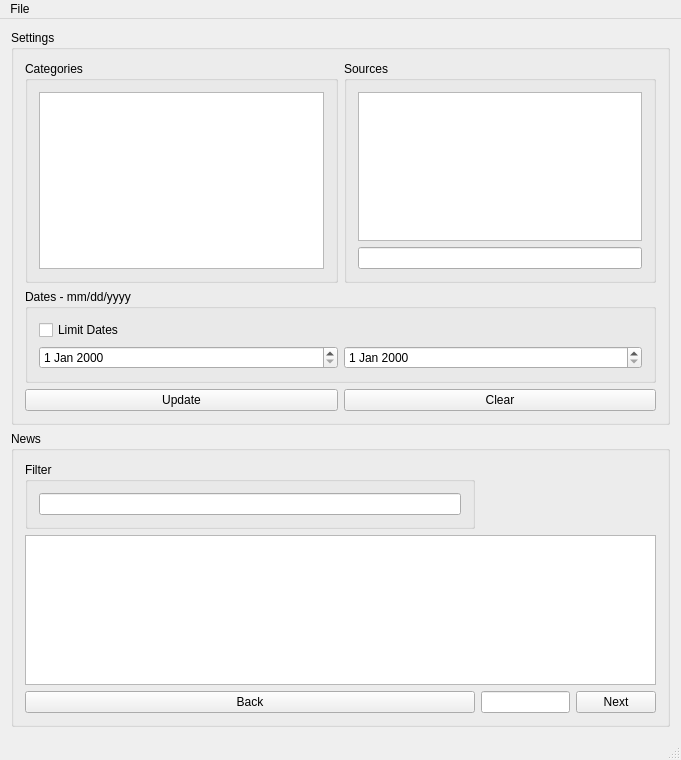
First picture: the form in NewsGUI/mainwindow.ui, repository bitamins/cs411-T4, before the edit.
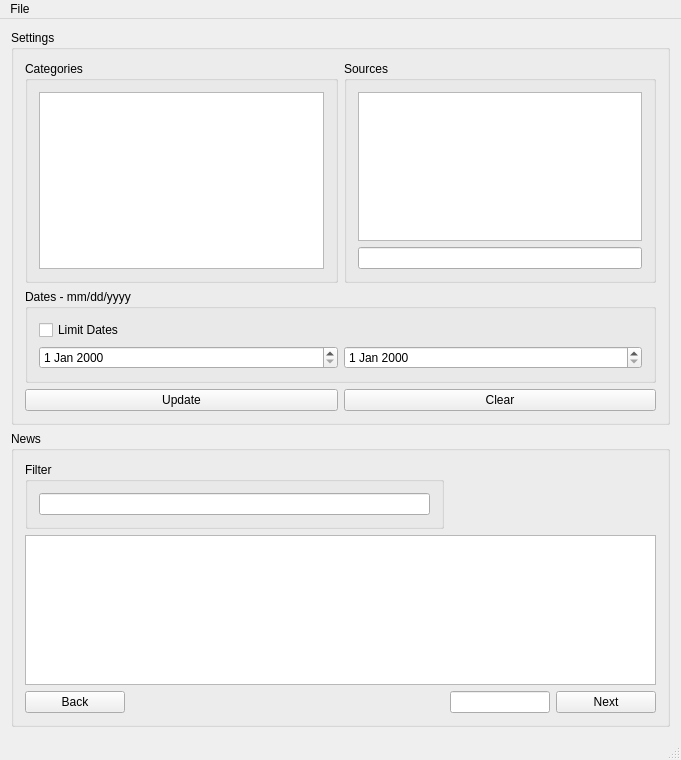
Second picture: the form after the edit.

Commit message: Finish Page change feature

What changed in the file:
```diff
--- a/NewsGUI/mainwindow.ui
+++ b/NewsGUI/mainwindow.ui
@@ -115,13 +115,13 @@
         <widget class="QPushButton" name="GoBack">
          <property name="minimumSize">
           <size>
-           <width>450</width>
+           <width>100</width>
            <height>0</height>
           </size>
          </property>
          <property name="maximumSize">
           <size>
-           <width>450</width>
+           <width>100</width>
            <height>100</height>
           </size>
          </property>
@@ -132,9 +132,15 @@
        </item>
        <item row="2" column="2">
         <widget class="QPushButton" name="NextPage">
-         <property name="maximumSize">
+         <property name="minimumSize">
           <size>
            <width>100</width>
+           <height>0</height>
+          </size>
+         </property>
+         <property name="maximumSize">
+          <size>
+           <width>71</width>
            <height>42</height>
           </size>
          </property>
@@ -143,8 +149,21 @@
          </property>
         </widget>
        </item>
-       <item row="2" column="1">
-        <widget class="QLineEdit" name="pageNum"/>
+       <item row="2" column="1" alignment="Qt::AlignHCenter">
+        <widget class="QLineEdit" name="pageNum">
+         <property name="minimumSize">
+          <size>
+           <width>100</width>
+           <height>0</height>
+          </size>
+         </property>
+         <property name="maximumSize">
+          <size>
+           <width>100</width>
+           <height>16777215</height>
+          </size>
+         </property>
+        </widget>
        </item>
       </layout>
      </widget>
```
Left out of the diff: 54 changed lines with no effect on the pictures. The commit also changes 1 other file.
